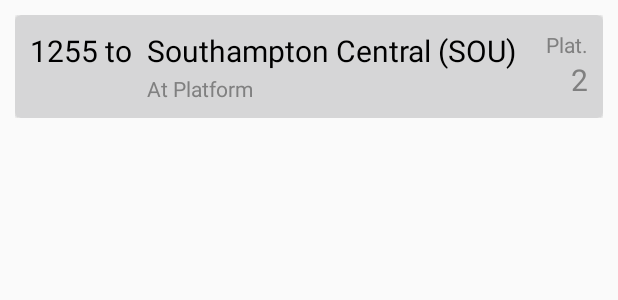
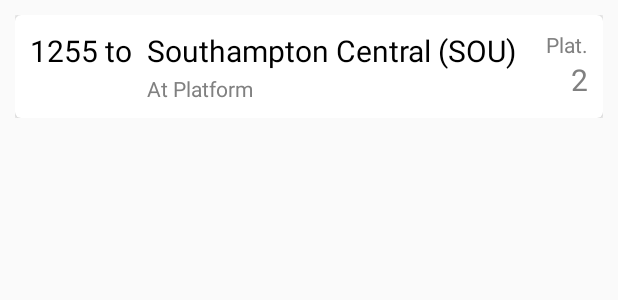
Before and after one commit to anfantanion/TrainTimes1, an Android app: the layout fragment_station_details_listitem.xml on its own in the app's theme, with its tools: preview values and no code run, on a phone screen of 412 x 824 dp. Shown: the top 300 px of the screen. Run offline under Robolectric (Android 15) with nearby library versions, the phone set to English and light mode, and no system bars.

Commit message:
Introduce Start of Service Details

```diff
--- a/app/src/main/java/com/anfantanion/traintimes1/models/stationResponse/Service.kt
+++ b/app/src/main/java/com/anfantanion/traintimes1/models/stationResponse/Service.kt
@@ -31,6 +31,9 @@ data class Service(
     }
 
     fun platform():String{
-        return locationDetail.platform
+        if(serviceType=="train")
+            return locationDetail.platform
+        else
+            return serviceType
     }
 }
--- a/app/src/main/res/layout/fragment_station_details.xml
+++ b/app/src/main/res/layout/fragment_station_details.xml
@@ -12,6 +12,8 @@
         android:layout_width="match_parent"
         android:layout_height="match_parent"
         android:scrollbars="vertical"
+        android:fastScrollEnabled="true"
+        android:fastScrollAlwaysVisible="true"
         />
 
     <TextView
--- a/app/src/main/res/layout/fragment_station_details_listitem.xml
+++ b/app/src/main/res/layout/fragment_station_details_listitem.xml
@@ -10,12 +10,19 @@
 
 
     <androidx.cardview.widget.CardView
+        xmlns:card_view="http://schemas.android.com/apk/res-auto"
+        android:id="@+id/card_view"
+        android:layout_gravity="center"
         android:layout_width="match_parent"
         android:layout_height="wrap_content"
-        app:cardCornerRadius="4dp"
-        app:cardBackgroundColor="@color/pressed_color"
+        card_view:cardCornerRadius="4dp"
+        card_view:cardElevation="4dp"
         >
 
+        <LinearLayout
+            android:layout_width="match_parent"
+            android:layout_height="match_parent"
+            android:orientation="vertical">
 
             <RelativeLayout xmlns:android="http://schemas.android.com/apk/res/android"
                 android:layout_width="match_parent"
@@ -82,6 +89,27 @@
 
             </RelativeLayout>
 
+            <RelativeLayout xmlns:android="http://schemas.android.com/apk/res/android"
+                android:id="@+id/stationDetailsLItemMoreDetails"
+                android:layout_width="match_parent"
+                android:layout_height="wrap_content"
+                android:layout_marginStart="10dp"
+                android:layout_marginTop="10dp"
+                android:layout_marginBottom="10dp"
+                android:layout_marginEnd="10dp"
+                android:visibility="gone"
+                >
+
+                <TextView
+                    android:layout_width="match_parent"
+                    android:layout_height="wrap_content"
+                    android:text="Temp"></TextView>
+
+            </RelativeLayout>
+        </LinearLayout>
+
+
+
 
     </androidx.cardview.widget.CardView>
 
```
Lines whose indentation alone changed are shown as unchanged.
